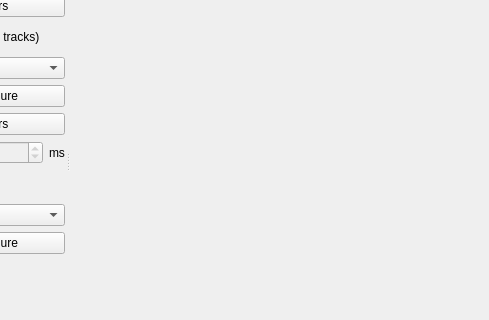
Qt form avidemux/qt4/ADM_userInterfaces/ADM_gui/gui2.ui (AndrewRegnier/avidemux2) before a commit; both pictures show x 102 to 591 and y 174 to 494 of the 867 by 737 pixel window.
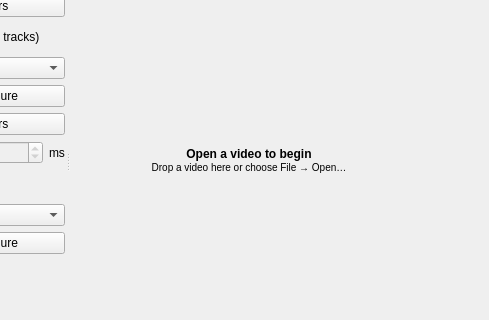
The same form after that commit. Icons and pictures are not drawn. Custom widgets are drawn as their Qt base class.

Commit message: Fix preview empty state while preserving OpenGL startup

What changed in the file:
```diff
--- a/avidemux/qt4/ADM_userInterfaces/ADM_gui/gui2.ui
+++ b/avidemux/qt4/ADM_userInterfaces/ADM_gui/gui2.ui
@@ -46,7 +46,72 @@
        <number>0</number>
       </property>
       <item>
-       <widget class="QFrame" name="frame_video">
+       <widget class="QStackedWidget" name="previewStack">
+        <property name="minimumSize">
+         <size>
+          <width>100</width>
+          <height>100</height>
+         </size>
+        </property>
+        <widget class="QWidget" name="emptyPreviewPage">
+         <layout class="QVBoxLayout" name="emptyPreviewLayout">
+          <item>
+           <spacer name="emptyPreviewTopSpacer">
+            <property name="orientation">
+             <enum>Qt::Vertical</enum>
+            </property>
+            <property name="sizeHint" stdset="0">
+             <size>
+              <width>20</width>
+              <height>40</height>
+             </size>
+            </property>
+            <property name="sizeType">
+             <enum>QSizePolicy::Expanding</enum>
+            </property>
+           </spacer>
+          </item>
+          <item>
+           <widget class="QLabel" name="emptyPreviewLabel">
+            <property name="text">
+             <string>&lt;b&gt;Open a video to begin&lt;/b&gt;&lt;br&gt;&lt;small&gt;Drop a video here or choose File → Open…&lt;/small&gt;</string>
+            </property>
+            <property name="textFormat">
+             <enum>Qt::RichText</enum>
+            </property>
+            <property name="alignment">
+             <set>Qt::AlignCenter</set>
+            </property>
+            <property name="margin">
+             <number>24</number>
+            </property>
+            <property name="accessibleName">
+             <string>No video loaded</string>
+            </property>
+            <property name="accessibleDescription">
+             <string>Drop a video file here or use File, Open.</string>
+            </property>
+           </widget>
+          </item>
+          <item>
+           <spacer name="emptyPreviewBottomSpacer">
+            <property name="orientation">
+             <enum>Qt::Vertical</enum>
+            </property>
+            <property name="sizeHint" stdset="0">
+             <size>
+              <width>20</width>
+              <height>40</height>
+             </size>
+            </property>
+            <property name="sizeType">
+             <enum>QSizePolicy::Expanding</enum>
+            </property>
+           </spacer>
+          </item>
+         </layout>
+        </widget>
+        <widget class="QFrame" name="frame_video">
         <property name="sizePolicy">
          <sizepolicy hsizetype="Fixed" vsizetype="Fixed">
           <horstretch>0</horstretch>
@@ -71,6 +136,7 @@
         <property name="lineWidth">
          <number>0</number>
         </property>
+       </widget>
        </widget>
       </item>
       <item>
```
The commit also changes 4 other files.
